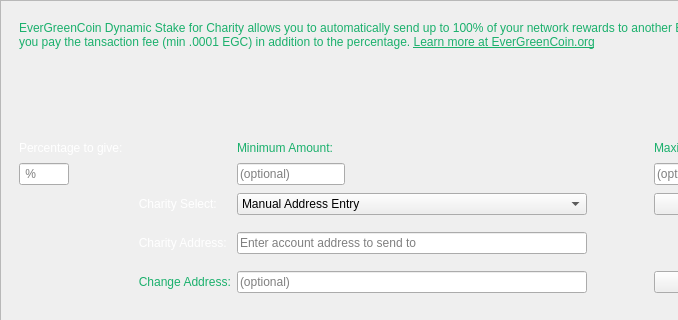
First picture: the form in src/qt/forms/charitydialog.ui, repository EverGreenCoinDev/EverGreenCoin, before the edit; both pictures show x 0 to 678 and y 0 to 320 of the 969 by 640 pixel window.
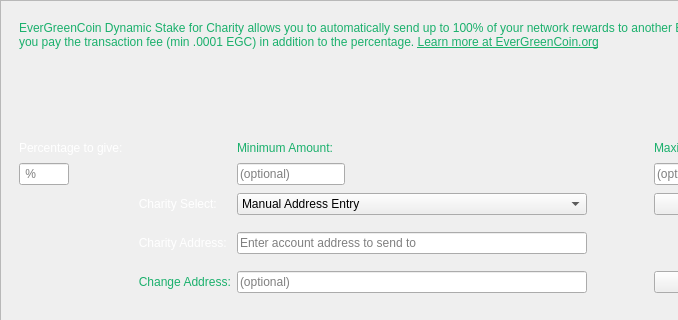
Second picture: the form after the edit. Icons and pictures are not drawn.

Diff of the .ui file:
```diff
--- a/src/qt/forms/charitydialog.ui
+++ b/src/qt/forms/charitydialog.ui
@@ -997,7 +997,7 @@
              <number>1</number>
             </property>
             <property name="text">
-             <string>&lt;html&gt;&lt;head/&gt;&lt;body&gt;&lt;p&gt;EverGreenCoin Dynamic Stake for Charity allows you to automatically send up to 100% of your network rewards to another EverGreenCoin address after it matures. Note that you pay the tansaction fee (min .0001 EGC) in addition to the percentage. &lt;a href=&quot;https://evergreencoin.org/staking-for-charity/&quot;&gt;&lt;span style=&quot; text-decoration: underline; color:#1ab06c;&quot;&gt;Learn more at EverGreenCoin.org&lt;/span&gt;&lt;/a&gt;&lt;/p&gt;&lt;/body&gt;&lt;/html&gt;</string>
+             <string>&lt;html&gt;&lt;head/&gt;&lt;body&gt;&lt;p&gt;EverGreenCoin Dynamic Stake for Charity allows you to automatically send up to 100% of your network rewards to another EverGreenCoin address after it matures. Note that you pay the transaction fee (min .0001 EGC) in addition to the percentage. &lt;a href=&quot;https://evergreencoin.org/staking-for-charity/&quot;&gt;&lt;span style=&quot; text-decoration: underline; color:#1ab06c;&quot;&gt;Learn more at EverGreenCoin.org&lt;/span&gt;&lt;/a&gt;&lt;/p&gt;&lt;/body&gt;&lt;/html&gt;</string>
             </property>
             <property name="textFormat">
              <enum>Qt::RichText</enum>
```
